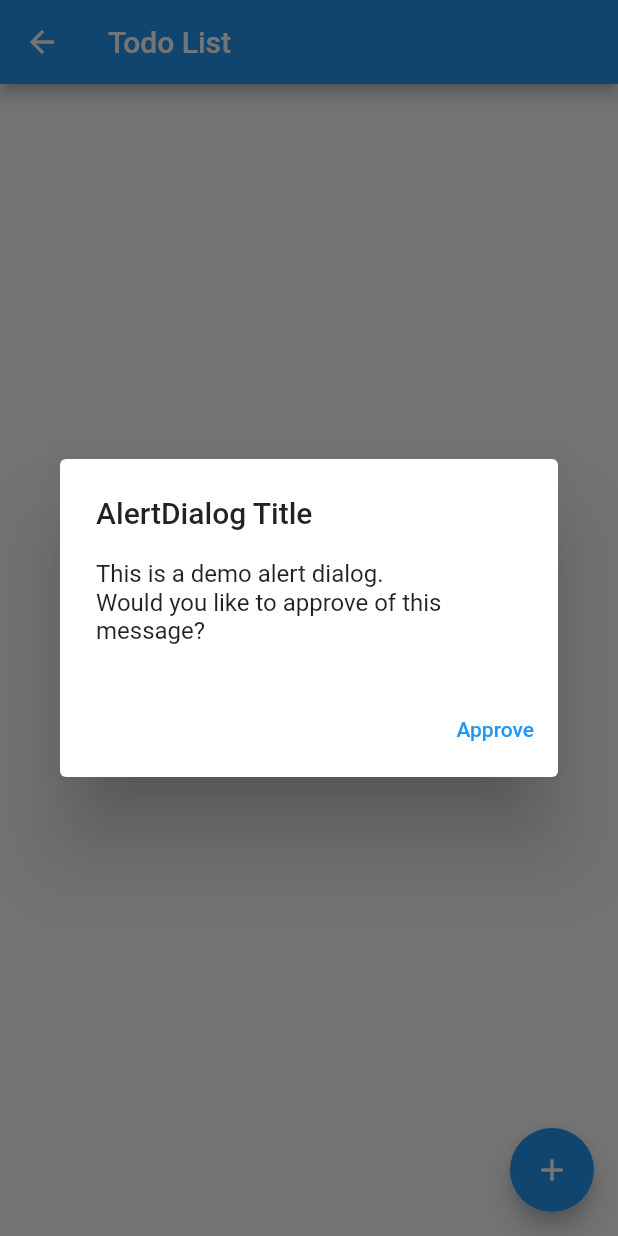
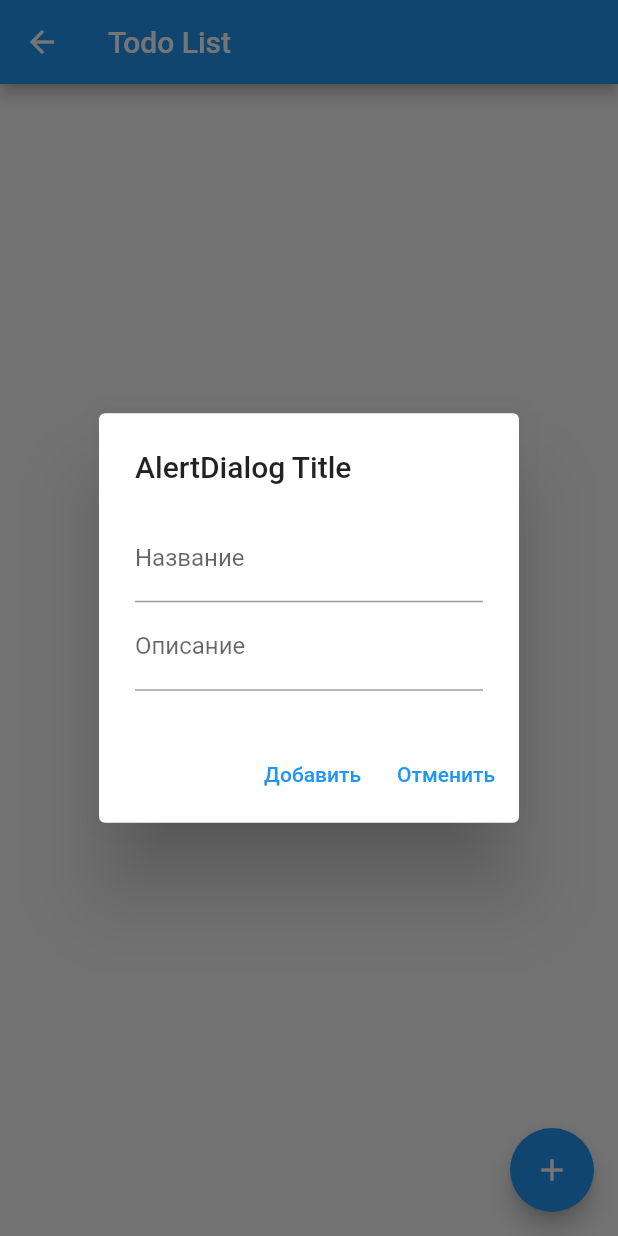
Before and after one commit to toligrimm/123456, a Flutter app: the Todolist screen opened directly, after a tap on the "add" icon, on a phone screen of 412 x 824 dp. Run offline on Flutter 3.47's test engine with Material 2 defaults, Android fonts, the phone set to English and light mode, and no system bars; our stand-ins replace sqflite; accounts and stored records are empty; network calls fail.

Commit message:
п7нгр

```diff
--- a/lib/pages/todolist.dart
+++ b/lib/pages/todolist.dart
@@ -1,4 +1,7 @@
+import 'package:dismiss/service/todoservice.dart';
 import 'package:flutter/material.dart';
+
+import '../todo.dart';
 
 class Todolist extends StatefulWidget {
   const Todolist({Key? key}) : super(key: key);
@@ -8,24 +11,50 @@ class Todolist extends StatefulWidget {
 }
 
 class _TodolistState extends State<Todolist> {
+  final _todoNameController = TextEditingController();
+  final _todoDescriptionController = TextEditingController();
+
+  final _todo = Todo();
+  final _todoService = TodoService();
+
   Future<void> _showFormDialog(BuildContext context) async {
     return showDialog<void>(
       context: context,
-      barrierDismissible: false, // user must tap button!
+      barrierDismissible: true, // user must tap button!
       builder: (BuildContext context) {
         return AlertDialog(
           title: const Text('AlertDialog Title'),
           content: SingleChildScrollView(
-            child: ListBody(
-              children: const <Widget>[
-                Text('This is a demo alert dialog.'),
-                Text('Would you like to approve of this message?'),
+            child: Column(
+              children: <Widget>[
+                TextField(
+                  controller: _todoNameController,
+                  decoration: const InputDecoration(
+                    hintText: 'Введите значение',
+                    labelText: 'Название',
+                  ),
+                ),
+                TextField(
+                  controller: _todoDescriptionController,
+                  decoration: const InputDecoration(
+                    hintText: 'Введите значение',
+                    labelText: 'Описание',
+                  ),
+                ),
               ],
             ),
           ),
           actions: <Widget>[
             TextButton(
-              child: const Text('Approve'),
+              child: const Text('Добавить'),
+              onPressed: () {
+                _todo.name = _todoNameController.text;
+                _todo.description = _todoDescriptionController.text;
+                _todoService.saveTodo(_todo);
+              },
+            ),
+            TextButton(
+              child: const Text('Отменить'),
               onPressed: () {
                 Navigator.of(context).pop();
               },
--- /dev/null
+++ b/lib/repos/repo.dart
@@ -0,0 +1,24 @@
+import 'package:dismiss/repos/db_connection.dart';
+import 'package:sqflite/sqflite.dart';
+
+class Repository{
+  late DatabaseConnection _databaseConnection;
+
+  Repository(){
+    _databaseConnection = DatabaseConnection();
+  }
+
+  static Database _database;
+
+  Future<Database> get database async{
+    if(_database!=null) return _database;
+    _database = await _databaseConnection.setDatabase(
+    );
+    return _database;
+  }
+
+  insertData(table, data) async{
+    var connection = await database;
+    return await connection.insert(table, data);
+  }
+}
--- /dev/null
+++ b/lib/service/todoservice.dart
@@ -0,0 +1,16 @@
+import 'package:dismiss/repos/repo.dart';
+
+import '../todo.dart';
+
+class TodoService{
+  Repository _repository;
+
+  TodoService(){
+    _repository = Repository();
+
+  }
+  saveTodo(Todo todo) async{
+   return await _repository.insertData('todolists', data)
+
+  }
+}
--- a/lib/todo.dart
+++ b/lib/todo.dart
@@ -1,6 +1,6 @@
-// class Todo {
-//   Todo({required this.title, this.isDone = false});
-//
-//   String title;
-//   bool isDone;
-// }
+class Todo {
+
+  late String name;
+  late String description;
+
+}
--- a/pubspec.yaml
+++ b/pubspec.yaml
@@ -31,7 +31,8 @@ dependencies:
     sdk: flutter
   shared_preferences: ^2.0.13
   http: ^0.13.4
-#  path_provider: ^2.0.9
+  sqflite: ^2.0.2+1
+  path_provider: ^2.0.9
 
   # The following adds the Cupertino Icons font to your application.
   # Use with the CupertinoIcons class for iOS style icons.
```
Also changed, not shown: lib/repos/db_connection.dart (added, +16 -0 lines), pubspec.lock.
